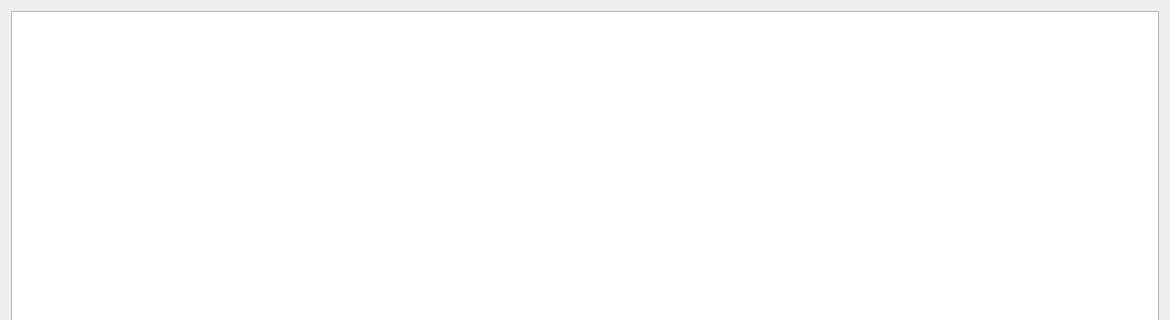
This is client/src/ui/dialogs/camera_list_dialog.ui in networkoptix/nx_open as Qt 5 draws it before an edit; both pictures show x 0 to 1170 and y 0 to 320 of the 1170 by 719 pixel window. The edited form follows.
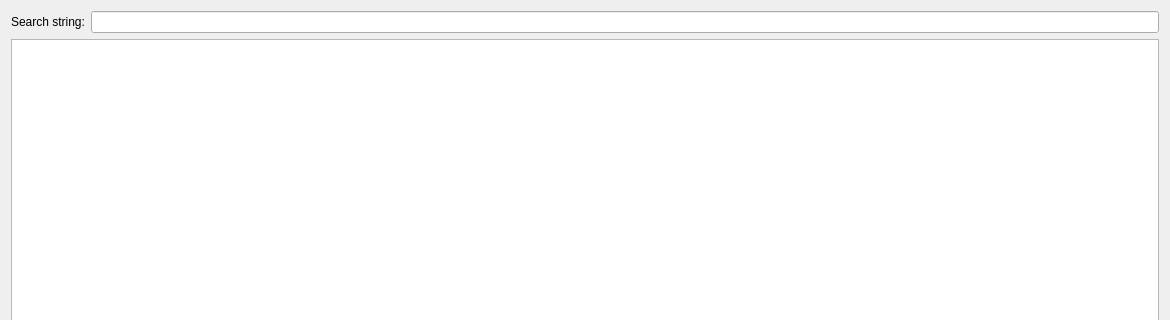
This is the edited form. Custom widgets are drawn as their Qt base class.

Commit message:
add search string to camera list dialog
<==== Mercurial data ====>
Branch: master

Diff of the .ui file:
```diff
--- a/client/src/ui/dialogs/camera_list_dialog.ui
+++ b/client/src/ui/dialogs/camera_list_dialog.ui
@@ -14,6 +14,20 @@
    <string>Camera list</string>
   </property>
   <layout class="QVBoxLayout" name="verticalLayout">
+   <item>
+    <layout class="QHBoxLayout" name="horizontalLayout">
+     <item>
+      <widget class="QLabel" name="label">
+       <property name="text">
+        <string>Search string:</string>
+       </property>
+      </widget>
+     </item>
+     <item>
+      <widget class="QLineEdit" name="SearchString"/>
+     </item>
+    </layout>
+   </item>
    <item>
     <widget class="QnTableView" name="gridCameras">
      <property name="mouseTracking">
```
The commit also changes 3 other files.
